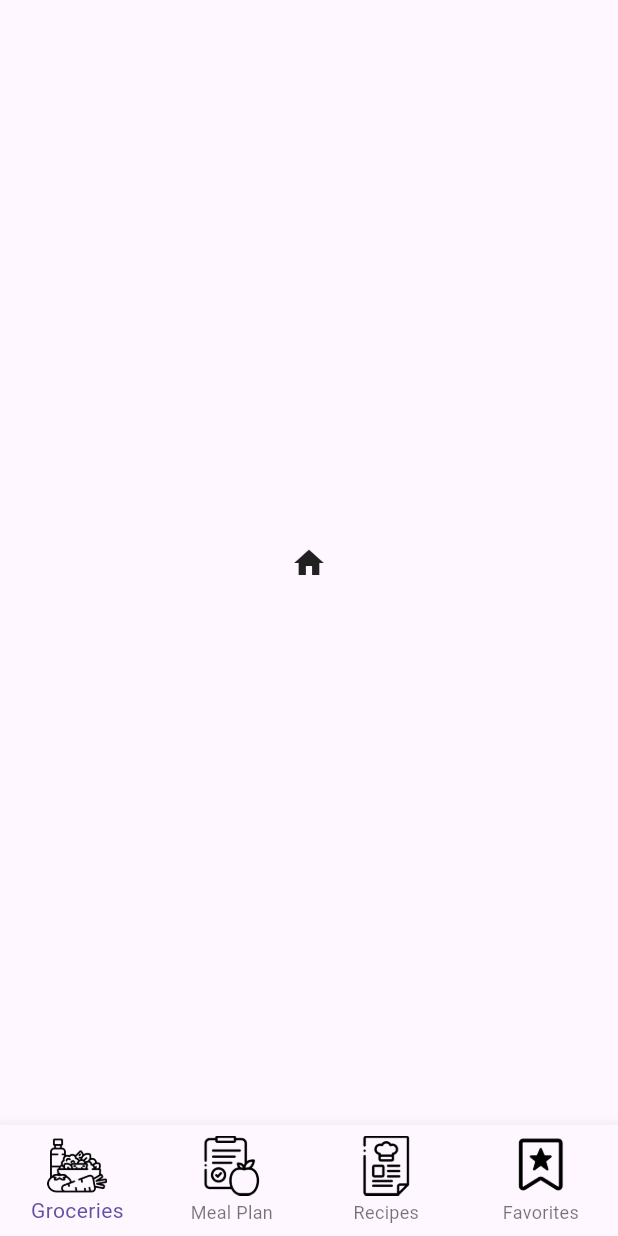
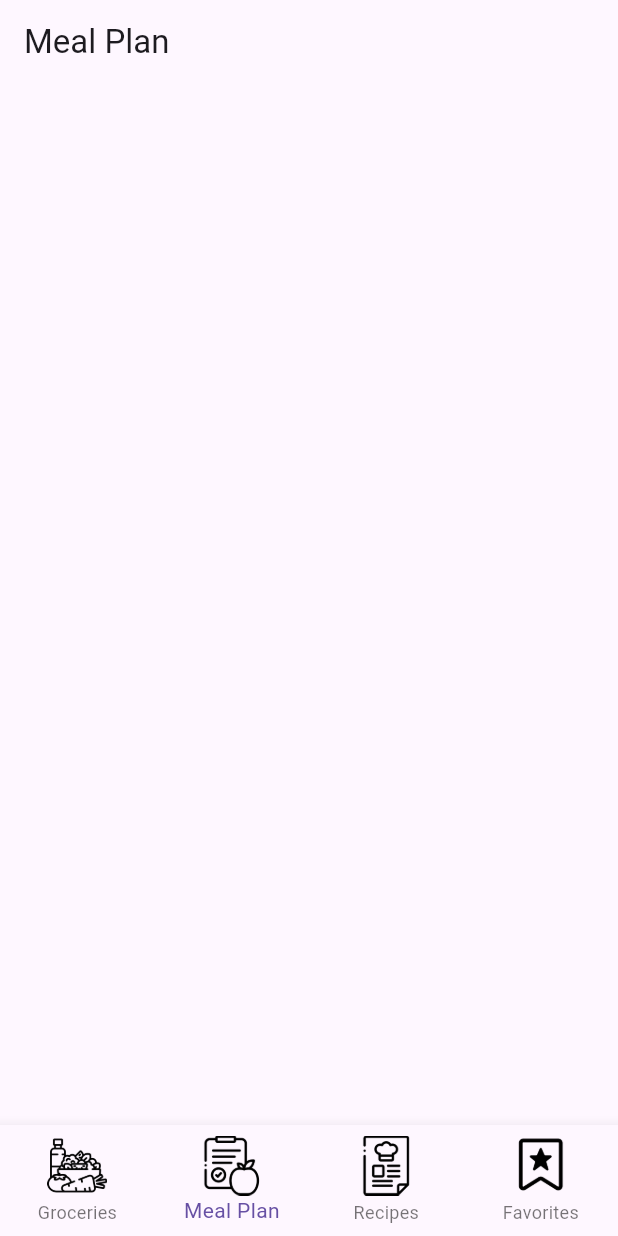
Before and after one commit to rayadeb/MAD-Project1, a Flutter app: the screen it shows after launch, on a phone screen of 412 x 824 dp. Run offline on Flutter 3.47's test engine with Material 3 defaults, Android fonts, the phone set to English and light mode, and no system bars.

Commit message:
Adds new pages for each tab option

```diff
--- a/recipe_and_meal_plan_app/lib/main.dart
+++ b/recipe_and_meal_plan_app/lib/main.dart
@@ -1,8 +1,12 @@
 import 'package:flutter/material.dart';
-import 'package:flutter/widgets.dart';
+import 'package:recipe_and_meal_plan_app/pages/grocery.dart';
+import 'package:recipe_and_meal_plan_app/pages/meal_plan.dart';
+import 'package:recipe_and_meal_plan_app/pages/recipe.dart';
+import 'package:recipe_and_meal_plan_app/pages/favorite.dart';
 
 void main() {
   runApp(MaterialApp(
+    debugShowCheckedModeBanner: false,
     theme: ThemeData(
       useMaterial3: true
     ),
@@ -19,18 +23,19 @@ class Dashboard extends StatefulWidget {
 
 class _DashboardState extends State<Dashboard> {
 
-  int _currentIndex = 0;
-  List<Widget> body = const [
-    Icon(Icons.home),
-    Icon(Icons.menu),
-    Icon(Icons.person)
+  int _currentIndex = 1; // default landing page "Meals Plan"
+  final List<Widget> pages = const [
+    GroceryPage(),
+    MealPlanPage(),
+    RecipePage(),
+    FavoritePage(),
   ];
 
   @override
   Widget build(BuildContext context) {
     return Scaffold(
       body: Center(
-        child: body[_currentIndex],
+        child: pages[_currentIndex],
       ),
       bottomNavigationBar: BottomNavigationBar(
         type: BottomNavigationBarType.fixed,
--- /dev/null
+++ b/recipe_and_meal_plan_app/lib/pages/meal_plan.dart
@@ -0,0 +1,19 @@
+import 'package:flutter/material.dart';
+
+class MealPlanPage extends StatefulWidget {
+  const MealPlanPage({super.key});
+
+  @override
+  State<MealPlanPage> createState() => _MealPlanPageState();
+}
+
+class _MealPlanPageState extends State<MealPlanPage> {
+  @override
+  Widget build(BuildContext context) {
+    return Scaffold(
+      appBar: AppBar(
+        title: const Text('Meal Plan'),
+      ),
+    );
+  }
+}
```
Also changed, not shown: recipe_and_meal_plan_app/lib/pages/favorite.dart (added, +19 -0 lines), recipe_and_meal_plan_app/lib/pages/grocery.dart (added, +19 -0 lines), recipe_and_meal_plan_app/lib/pages/recipe.dart (added, +19 -0 lines).
